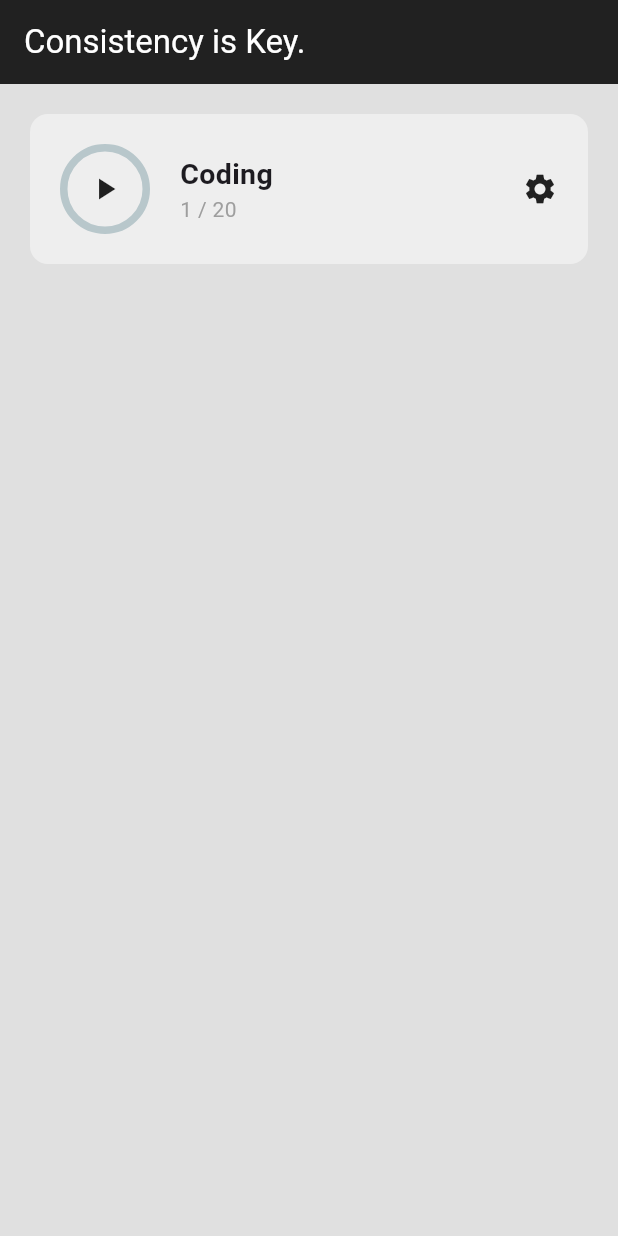
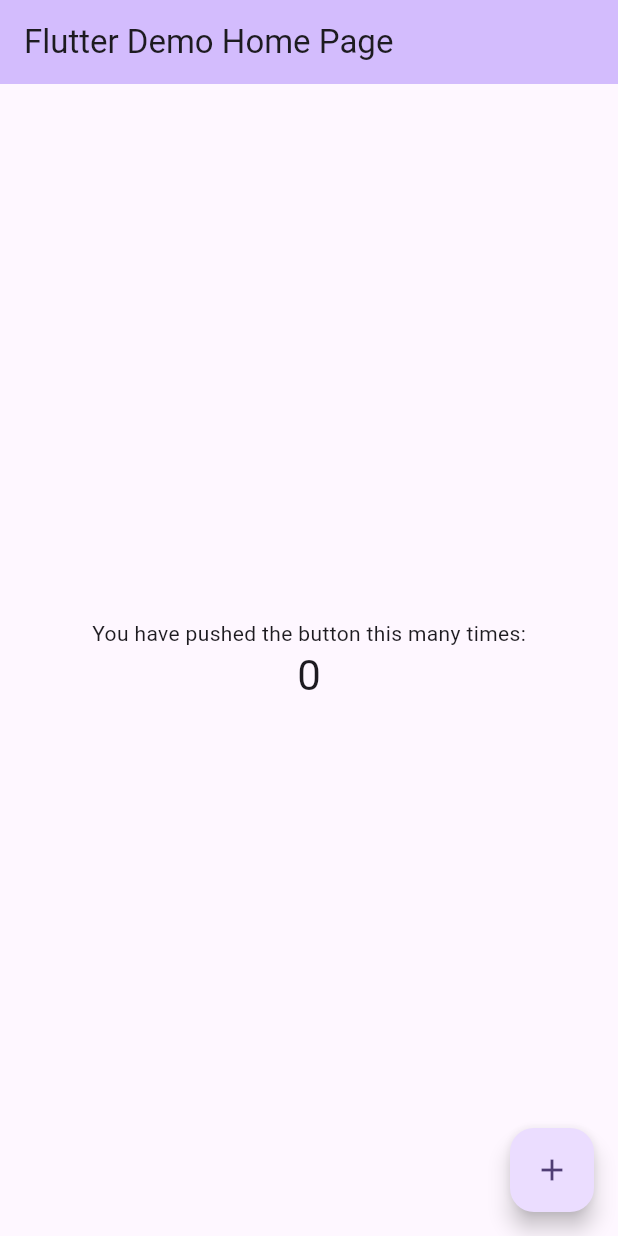
Before and after one commit to josssss07/Habit-Tracker-Flutter, a Flutter app: the screen it shows after launch, on a phone screen of 412 x 824 dp. Run offline on Flutter 3.47's test engine with Material 3 defaults, Android fonts, the phone set to English and light mode, and no system bars; drawn by our look-alikes of percent_indicator.

Commit message:
Revert "updated main"
This reverts commit f9816bd6a46496a2456ae87ece23ff7cd7c5bb92.

```diff
--- a/lib/main.dart
+++ b/lib/main.dart
@@ -1,7 +1,4 @@
-// ignore_for_file: prefer_const_constructors
-
 import 'package:flutter/material.dart';
-import 'package:habit_tracker/homepage.dart';
 
 void main() {
   runApp(const MyApp());
@@ -10,14 +7,119 @@ void main() {
 class MyApp extends StatelessWidget {
   const MyApp({super.key});
 
+  // This widget is the root of your application.
   @override
   Widget build(BuildContext context) {
     return MaterialApp(
-      home: HomePage(),
-      debugShowCheckedModeBanner: false,
+      title: 'Flutter Demo',
       theme: ThemeData(
+        // This is the theme of your application.
+        //
+        // TRY THIS: Try running your application with "flutter run". You'll see
+        // the application has a purple toolbar. Then, without quitting the app,
+        // try changing the seedColor in the colorScheme below to Colors.green
+        // and then invoke "hot reload" (save your changes or press the "hot
+        // reload" button in a Flutter-supported IDE, or press "r" if you used
+        // the command line to start the app).
+        //
+        // Notice that the counter didn't reset back to zero; the application
+        // state is not lost during the reload. To reset the state, use hot
+        // restart instead.
+        //
+        // This works for code too, not just values: Most code changes can be
+        // tested with just a hot reload.
+        colorScheme: ColorScheme.fromSeed(seedColor: Colors.deepPurple),
         useMaterial3: true,
       ),
+      home: const MyHomePage(title: 'Flutter Demo Home Page'),
     );
   }
 }
+
+class MyHomePage extends StatefulWidget {
+  const MyHomePage({super.key, required this.title});
+
+  // This widget is the home page of your application. It is stateful, meaning
+  // that it has a State object (defined below) that contains fields that affect
+  // how it looks.
+
+  // This class is the configuration for the state. It holds the values (in this
+  // case the title) provided by the parent (in this case the App widget) and
+  // used by the build method of the State. Fields in a Widget subclass are
+  // always marked "final".
+
+  final String title;
+
+  @override
+  State<MyHomePage> createState() => _MyHomePageState();
+}
+
+class _MyHomePageState extends State<MyHomePage> {
+  int _counter = 0;
+
+  void _incrementCounter() {
+    setState(() {
+      // This call to setState tells the Flutter framework that something has
+      // changed in this State, which causes it to rerun the build method below
+      // so that the display can reflect the updated values. If we changed
+      // _counter without calling setState(), then the build method would not be
+      // called again, and so nothing would appear to happen.
+      _counter++;
+    });
+  }
+
+  @override
+  Widget build(BuildContext context) {
+    // This method is rerun every time setState is called, for instance as done
+    // by the _incrementCounter method above.
+    //
+    // The Flutter framework has been optimized to make rerunning build methods
+    // fast, so that you can just rebuild anything that needs updating rather
+    // than having to individually change instances of widgets.
+    return Scaffold(
+      appBar: AppBar(
+        // TRY THIS: Try changing the color here to a specific color (to
+        // Colors.amber, perhaps?) and trigger a hot reload to see the AppBar
+        // change color while the other colors stay the same.
+        backgroundColor: Theme.of(context).colorScheme.inversePrimary,
+        // Here we take the value from the MyHomePage object that was created by
+        // the App.build method, and use it to set our appbar title.
+        title: Text(widget.title),
+      ),
+      body: Center(
+        // Center is a layout widget. It takes a single child and positions it
+        // in the middle of the parent.
+        child: Column(
+          // Column is also a layout widget. It takes a list of children and
+          // arranges them vertically. By default, it sizes itself to fit its
+          // children horizontally, and tries to be as tall as its parent.
+          //
+          // Column has various properties to control how it sizes itself and
+          // how it positions its children. Here we use mainAxisAlignment to
+          // center the children vertically; the main axis here is the vertical
+          // axis because Columns are vertical (the cross axis would be
+          // horizontal).
+          //
+          // TRY THIS: Invoke "debug painting" (choose the "Toggle Debug Paint"
+          // action in the IDE, or press "p" in the console), to see the
+          // wireframe for each widget.
+          mainAxisAlignment: MainAxisAlignment.center,
+          children: <Widget>[
+            const Text(
+              'You have pushed the button this many times:',
+            ),
+            Text(
+              '$_counter',
+              style: Theme.of(context).textTheme.headlineMedium,
+            ),
+          ],
+        ),
+      ),
+      floatingActionButton: FloatingActionButton(
+        onPressed: _incrementCounter,
+        tooltip: 'Increment',
+        child: const Icon(Icons.add),
+      ), // This trailing comma makes auto-formatting nicer for build methods.
+    );
+  }
+}
```
Also changed, not shown: 1 other file.
